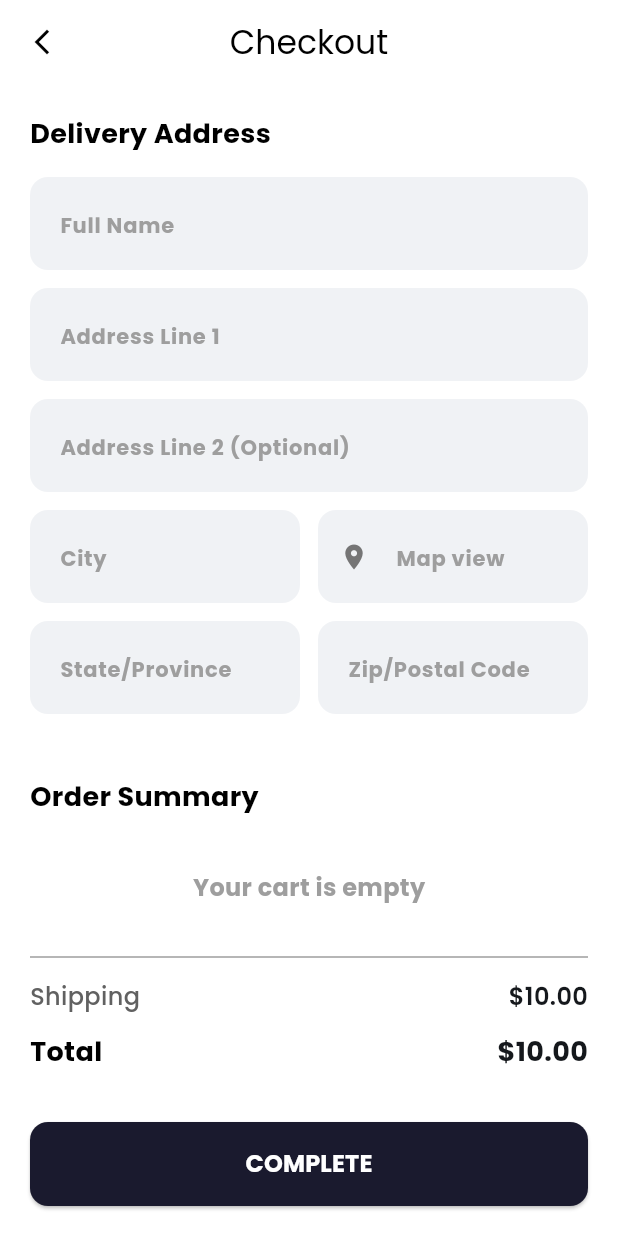
After one commit to abolfazl-hqq/trend_buy, a Flutter app: the CheckoutScreen screen opened directly, on a phone screen of 412 x 824 dp. The commit adds this screen. Run offline on Flutter 3.47's test engine with Material 3 defaults, Android fonts, the phone set to English and light mode, and no system bars; our stand-ins replace firebase_auth, firebase_core, flutter_riverpod, google_fonts, liquid_pull_to_refresh; accounts and stored records are empty; network calls fail.

Commit message:
checkout update

```diff
--- a/lib/screens/cart_screen.dart
+++ b/lib/screens/cart_screen.dart
@@ -1,6 +1,7 @@
 import 'package:flutter/material.dart';
 import 'package:flutter_riverpod/flutter_riverpod.dart';
 import 'package:trendbuy/my_theme.dart';
+import 'package:trendbuy/screens/checkout_screen.dart';
 import 'package:trendbuy/widgets/cart_item.dart';
 import '../providers/cart_products_provider.dart';
 import '../data/product.dart';
@@ -80,7 +81,7 @@ class CartScreen extends ConsumerWidget {
                         height: 12,
                       ),
                       ElevatedButton(
-                        onPressed: () {},
+                        onPressed: () => Navigator.of(context).push(MaterialPageRoute(builder: (context) => CheckoutScreen(),)),
                         style: ButtonStyle(
                             shape: WidgetStatePropertyAll(
                               RoundedRectangleBorder(
--- /dev/null
+++ b/lib/screens/checkout_screen.dart
@@ -0,0 +1,344 @@
+import 'package:flutter/material.dart';
+import 'package:flutter_riverpod/flutter_riverpod.dart';
+import '../providers/cart_products_provider.dart';
+import '../data/product.dart';
+
+class CheckoutScreen extends ConsumerStatefulWidget {
+  const CheckoutScreen({super.key});
+
+  @override
+  ConsumerState<CheckoutScreen> createState() => _CheckoutScreenState();
+}
+
+class _CheckoutScreenState extends ConsumerState<CheckoutScreen> {
+  // Track selected payment method (0 for Apple Pay, 1 for Credit Card)
+  int selectedPaymentMethod = 0;
+
+  // Color constants based on the UI image
+  final Color darkBlue = const Color(0xFF1A1A2E);
+  final Color inputFillColor = const Color(0xFFF0F2F5);
+
+  double get _shippingCost => 10.00;
+
+  double _calculateSubtotal(List<Product> products) {
+    return products.fold(0.0, (sum, product) => sum + product.productPrice);
+  }
+
+  double _calculateTotal(List<Product> products) {
+    return _calculateSubtotal(products) + _shippingCost;
+  }
+
+  @override
+  Widget build(BuildContext context) {
+    return Scaffold(
+      appBar: AppBar(
+        leading: IconButton(
+          icon: const Icon(Icons.arrow_back_ios_new, size: 20),
+          onPressed: () => Navigator.pop(context),
+        ),
+        title: const Text("Checkout"),
+        centerTitle: true,
+      ),
+      // Using SafeArea for the bottom button area
+      bottomNavigationBar: SafeArea(
+        child: Padding(
+          padding: const EdgeInsets.all(20.0),
+          child: SizedBox(
+            width: double.infinity,
+            height: 56,
+            child: ElevatedButton(
+              onPressed: () {
+                // Handle Complete Action
+              },
+              style: ElevatedButton.styleFrom(
+                backgroundColor: darkBlue,
+                shape: RoundedRectangleBorder(
+                  borderRadius: BorderRadius.circular(12),
+                ),
+              ),
+              child: const Text(
+                "COMPLETE",
+                style: TextStyle(
+                  color: Colors.white,
+                  fontSize: 16,
+                  fontWeight: FontWeight.bold,
+                ),
+              ),
+            ),
+          ),
+        ),
+      ),
+      body: SingleChildScrollView(
+        child: Padding(
+          padding: const EdgeInsets.symmetric(horizontal: 20.0),
+          child: Column(
+            crossAxisAlignment: CrossAxisAlignment.start,
+            children: [
+              const SizedBox(height: 20),
+              _buildSectionTitle("Delivery Address"),
+              const SizedBox(height: 16),
+              _buildInputField(hintText: "Full Name"),
+              _buildInputField(hintText: "Address Line 1"),
+              _buildInputField(hintText: "Address Line 2 (Optional)"),
+              Row(
+                children: [
+                  Expanded(child: _buildInputField(hintText: "City")),
+                  const SizedBox(width: 12),
+                  Expanded(
+                    child: _buildInputField(
+                      hintText: "Map view",
+                      prefixIcon: Icons.location_on,
+                      isMapButton: true,
+                    ),
+                  ),
+                ],
+              ),
+              Row(
+                children: [
+                  Expanded(child: _buildInputField(hintText: "State/Province")),
+                  const SizedBox(width: 12),
+                  Expanded(child: _buildInputField(hintText: "Zip/Postal Code")),
+                ],
+              ),
+              const SizedBox(height: 30),
+              _buildSectionTitle("Order Summary"),
+              const SizedBox(height: 16),
+              _buildOrderSummaryItems(),
+              const Divider(height: 30, color: Colors.grey),
+              _buildPriceRow("Shipping", "\$${_shippingCost.toStringAsFixed(2)}"),
+              const SizedBox(height: 12),
+              _buildPriceRow("Total", "\$${_calculateTotal(ref.watch(cartProductsProvider)).toStringAsFixed(2)}", isTotal: true),
+              const SizedBox(height: 30),
+              _buildSectionTitle("Payment Method"),
+              const SizedBox(height: 16),
+              _buildPaymentMethods(),
+              const SizedBox(height: 30),
+            ],
+          ),
+        ),
+      ),
+    );
+  }
+
+  // --- Helper Widgets ---
+
+  Widget _buildSectionTitle(String title) {
+    return Text(
+      title,
+      style: const TextStyle(
+        fontSize: 18,
+        fontWeight: FontWeight.w700,
+        color: Colors.black,
+      ),
+    );
+  }
+
+  Widget _buildInputField({
+    required String hintText,
+    IconData? prefixIcon,
+    bool isMapButton = false,
+  }) {
+    return Padding(
+      padding: const EdgeInsets.only(bottom: 12.0),
+      child: TextField(
+        readOnly: isMapButton, // Make read-only if it's the "Map view" button
+        decoration: InputDecoration(
+          hintText: hintText,
+          hintStyle: TextStyle(color: Colors.grey[500], fontSize: 14),
+          filled: true,
+          fillColor: inputFillColor,
+          contentPadding:
+          const EdgeInsets.symmetric(horizontal: 16, vertical: 16),
+          prefixIcon: prefixIcon != null
+              ? Icon(prefixIcon, color: Colors.grey[600], size: 20)
+              : null,
+          border: OutlineInputBorder(
+            borderRadius: BorderRadius.circular(12),
+            borderSide: BorderSide.none,
+          ),
+          enabledBorder: OutlineInputBorder(
+            borderRadius: BorderRadius.circular(12),
+            borderSide: BorderSide.none,
+          ),
+        ),
+      ),
+    );
+  }
+
+  Widget _buildOrderSummaryItems() {
+    final cartProducts = ref.watch(cartProductsProvider);
+
+    if (cartProducts.isEmpty) {
+      return const Center(
+        child: Padding(
+          padding: EdgeInsets.symmetric(vertical: 20.0),
+          child: Text(
+            "Your cart is empty",
+            style: TextStyle(
+              fontSize: 16,
+              color: Colors.grey,
+            ),
+          ),
+        ),
+      );
+    }
+
+    return Column(
+      children: cartProducts.map((product) {
+        return Padding(
+          padding: const EdgeInsets.only(bottom: 16.0),
+          child: Row(
+            crossAxisAlignment: CrossAxisAlignment.start,
+            children: [
+              // Product Image
+              Container(
+                width: 70,
+                height: 70,
+                decoration: BoxDecoration(
+                  color: Colors.grey[200],
+                  borderRadius: BorderRadius.circular(12),
+                  image: DecorationImage(
+                    image: NetworkImage(product.productPicUrl),
+                    fit: BoxFit.cover,
+                    onError: (_, __) {},
+                  ),
+                ),
+                child: product.productPicUrl.isEmpty
+                    ? const Icon(Icons.image_not_supported, color: Colors.grey)
+                    : null,
+              ),
+              const SizedBox(width: 16),
+              // Product Details
+              Expanded(
+                child: Column(
+                  crossAxisAlignment: CrossAxisAlignment.start,
+                  children: [
+                    Text(
+                      product.productName,
+                      style: const TextStyle(
+                        fontWeight: FontWeight.w600,
+                        fontSize: 15,
+                      ),
+                      maxLines: 2,
+                      overflow: TextOverflow.ellipsis,
+                    ),
+                    const SizedBox(height: 4),
+                    Text(
+                      product.producer,
+                      style: TextStyle(
+                        color: Colors.grey[600],
+                        fontSize: 13,
+                      ),
+                    ),
+                    const SizedBox(height: 4),
+                    Text(
+                      "Qty: 1",
+                      style: TextStyle(
+                        color: Colors.grey[600],
+                        fontSize: 14,
+                      ),
+                    ),
+                  ],
+                ),
+              ),
+              const SizedBox(width: 12),
+              // Price
+              Text(
+                "\$${product.productPrice.toStringAsFixed(2)}",
+                style: const TextStyle(
+                  fontWeight: FontWeight.bold,
+                  fontSize: 16,
+                ),
+              ),
+            ],
+          ),
+        );
+      }).toList(),
+    );
+  }
+
+  Widget _buildPriceRow(String label, String amount, {bool isTotal = false}) {
+    return Row(
+      mainAxisAlignment: MainAxisAlignment.spaceBetween,
+      children: [
+        Text(
+          label,
+          style: TextStyle(
+            fontSize: isTotal ? 18 : 16,
+            fontWeight: isTotal ? FontWeight.bold : FontWeight.w500,
+            color: isTotal ? Colors.black : Colors.grey[700],
+          ),
+        ),
+        Text(
+          amount,
+          style: TextStyle(
+            fontSize: isTotal ? 18 : 16,
+            fontWeight: isTotal ? FontWeight.bold : FontWeight.w600,
+          ),
+        ),
+      ],
+    );
+  }
+
+  Widget _buildPaymentMethods() {
+    return Row(
+      children: [
+        Expanded(
+          child: _buildPaymentCard(
+            index: 0,
+            icon: Icons.apple,
+            label: "Pay",
+            isSelected: selectedPaymentMethod == 0,
+          ),
+        ),
+        const SizedBox(width: 12),
+        Expanded(
+          child: _buildPaymentCard(
+            index: 1,
+            icon: Icons.credit_card,
+            label: "Credit Card",
+            isSelected: selectedPaymentMethod == 1,
+          ),
+        ),
+      ],
+    );
+  }
+
+  Widget _buildPaymentCard({
+    required int index,
+    required IconData icon,
+    required String label,
+    required bool isSelected,
+  }) {
+    return GestureDetector(
+      onTap: () {
+        setState(() {
+          selectedPaymentMethod = index;
+        });
+      },
+      child: Container(
+        padding: const EdgeInsets.symmetric(vertical: 16, horizontal: 12),
+        decoration: BoxDecoration(
+          color: inputFillColor,
+          borderRadius: BorderRadius.circular(12),
+          border: Border.all(
+            // The UI shows a thick dark border for selected state
+            color: isSelected ? darkBlue : Colors.transparent,
+            width: 2,
+          ),
+        ),
+        child: Row(
+          mainAxisAlignment: MainAxisAlignment.center,
+          children: [
+            Icon(icon, size: 22, color: Colors.black),
+            const SizedBox(width: 8),
+            Text(
+              label,
+              style: const TextStyle(fontWeight: FontWeight.w600, fontSize: 15),
+            ),
+          ],
+        ),
+      ),
+    );
+  }
+}
```
